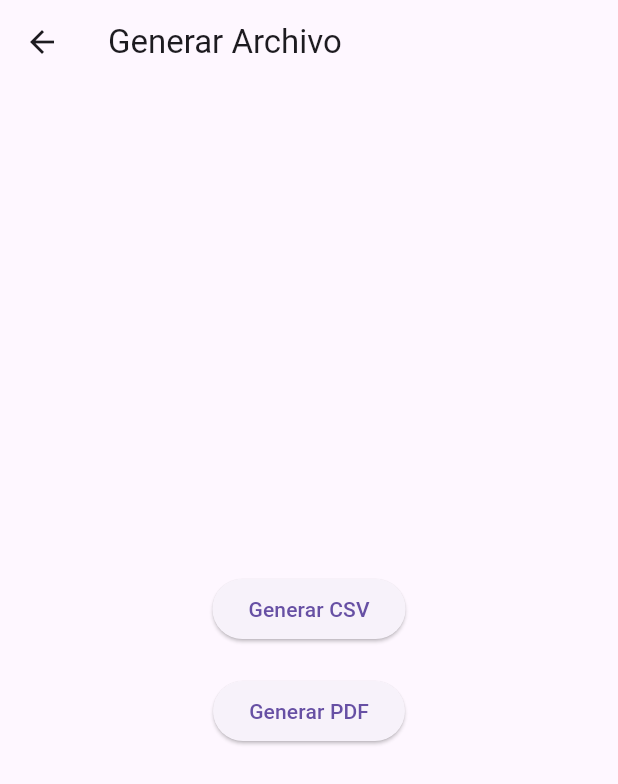
After one commit to mp-tq/TECNOZINE-FCT, a Flutter app: the ExportOptionsScreen screen opened directly, after a tap on "Generar CSV", on a phone screen of 412 x 824 dp. The commit adds this screen. Shown: the top 784 px of the screen. Run offline on Flutter 3.47's test engine with Material 3 defaults, Android fonts, the light colour scheme and no system bars; our stand-ins replace cloud_firestore, csv, firebase_auth, firebase_core, firebase_database, flutter_signin_button and 2 more; missing offline and left inert: flutter_facebook_auth; accounts and stored records are empty.

Commit message:
Se ha arreglado el boton de añadir y se ha implementado un drawer con la opcion de exportar inventario e historial de movimientos

```diff
--- /dev/null
+++ b/lib/screens/export/export_options_screen.dart
@@ -0,0 +1,125 @@
+import 'package:flutter/material.dart';
+import 'package:csv/csv.dart';
+import 'dart:io';
+import 'package:path_provider/path_provider.dart';
+import 'package:cloud_firestore/cloud_firestore.dart';
+import 'package:pdf/widgets.dart' as pw;  // Para PDF
+import 'package:open_file/open_file.dart';  // Para abrir archivos
+
+class ExportOptionsScreen extends StatelessWidget {
+  const ExportOptionsScreen({super.key});
+
+  // Función para obtener los productos desde Firestore
+  Future<List<Map<String, dynamic>>> getProducts() async {
+    final snapshot = await FirebaseFirestore.instance.collection('products').get();
+    return snapshot.docs.map((doc) => doc.data()).toList();
+  }
+
+  // Función para exportar los productos a CSV
+  Future<void> exportToCsv() async {
+    List<Map<String, dynamic>> products = await getProducts();
+
+  // Convertir los productos en una lista
+    List<List<dynamic>> rows = [];
+    rows.add(["Producto", "Descripción", "Categoría", "Stock", "Precio"]);
+
+    for (var product in products) {
+      rows.add([
+        product['producto'],
+        product['descripcion'],
+        product['categoria'],
+        product['stock'],
+        product['precio'],
+      ]);
+    }
+
+  // Convertir la lista de productos a CSV
+    String csvData = const ListToCsvConverter().convert(rows);
+
+  // Guardar el archivo CSV
+    final directory = await getExternalStorageDirectory();
+    final path = '${directory!.path}/productos.csv';
+    final file = File(path);
+    await file.writeAsString(csvData);
+
+  // Abrir el archivo CSV automáticamente
+    OpenFile.open(path);
+
+  // Mostrar un mensaje
+    debugPrint('CSV guardado y abierto en: $path');
+  }
+
+  // Función para crear el PDF
+  Future<void> createPdf() async {
+    List<Map<String, dynamic>> products = await getProducts();
+
+    final pdf = pw.Document();
+
+  // Añadir una página al PDF
+    pdf.addPage(
+      pw.Page(
+        build: (pw.Context context) {
+          return pw.Column(
+            crossAxisAlignment: pw.CrossAxisAlignment.start,
+            children: [
+              pw.Text('Inventario de Productos', style: pw.TextStyle(fontSize: 30, fontWeight: pw.FontWeight.bold)),
+              pw.SizedBox(height: 20),
+              pw.TableHelper.fromTextArray(
+                headers: ["Producto", "Descripción", "Categoría", "Stock", "Precio"],
+                data: products.map((product) {
+                  return [
+                    product['producto'],
+                    product['descripcion'],
+                    product['categoria'],
+                    product['stock'],
+                    product['precio'],
+                  ];
+                }).toList(),
+              ),
+            ],
+          );
+        },
+      ),
+    );
+
+  // Guardar el PDF
+    final output = await getTemporaryDirectory();
+    final file = File('${output.path}/productos.pdf');
+    await file.writeAsBytes(await pdf.save());
+
+  // Abrir el archivo PDF automáticamente
+    OpenFile.open(file.path);
+
+  // Mostrar un mensaje
+    debugPrint('PDF generado y abierto en: ${file.path}');
+  }
+
+  @override
+  Widget build(BuildContext context) {
+    return Scaffold(
+      appBar: AppBar(
+        title: const Text('Generar Archivo'),
+      ),
+      body: Center(
+        child: Column(
+          mainAxisAlignment: MainAxisAlignment.center,
+          children: [
+            ElevatedButton(
+              onPressed: () {
+                exportToCsv(); // Generar CSV directamente en la misma pantalla
+              },
+              child: const Text('Generar CSV'),
+            ),
+            const SizedBox(height: 20),
+            ElevatedButton(
+              onPressed: () {
+                createPdf(); // Generar PDF directamente en la misma pantalla
+              },
+              child: const Text('Generar PDF'),
+            ),
+          ],
+        ),
+      ),
+    );
+  }
+}
--- a/pubspec.yaml
+++ b/pubspec.yaml
@@ -30,6 +30,8 @@ environment:
 dependencies:
   flutter:
     sdk: flutter
+  pdf: ^3.6.0
+  csv: ^5.0.2
 
   # The following adds the Cupertino Icons font to your application.
   # Use with the CupertinoIcons class for iOS style icons.
@@ -42,6 +44,9 @@ dependencies:
   google_sign_in: ^5.4.3
   flutter_facebook_auth: ^5.0.2
   flutter_signin_button: ^2.0.0
+  dio: ^5.0.0
+  path_provider: ^2.1.5
+  open_file: ^3.2.1
 
 dev_dependencies:
   flutter_test:
```
Also changed, not shown: lib/screens/history/history_options.dart (added, +45 -0 lines), lib/screens/history/history_screen.dart (added, +53 -0 lines), lib/screens/home/home_screen.dart (+64 -4 lines), lib/services/database_service.dart (+45 -12 lines), lib/widgets/product_dialog.dart (+32 -1 lines), pubspec.lock, 3 other files.
